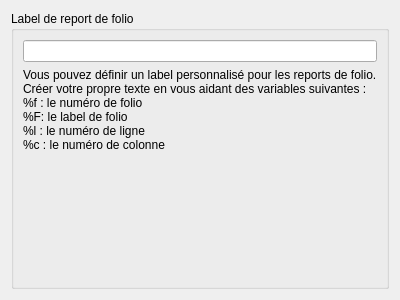
Qt form sources/ui/reportpropertiewidget.ui (qelectrotech/qelectrotech-source-mirror) before a commit.
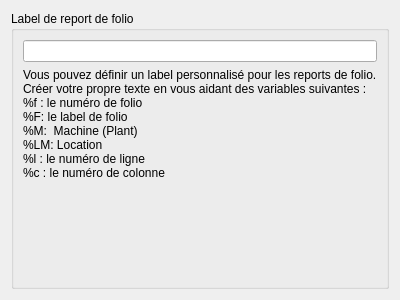
The same form after that commit.

Commit message: Minor : Add information variable for properties %machine and %locmach can now be called in the report propertie widget

```diff
--- a/sources/ui/reportpropertiewidget.ui
+++ b/sources/ui/reportpropertiewidget.ui
@@ -36,6 +36,8 @@
 Créer votre propre texte en vous aidant des variables suivantes :
 %f : le numéro de folio 
 %F: le label de folio
+%M:  Machine (Plant)
+%LM: Location
 %l : le numéro de ligne
 %c : le numéro de colonne</string>
           </property>
```
